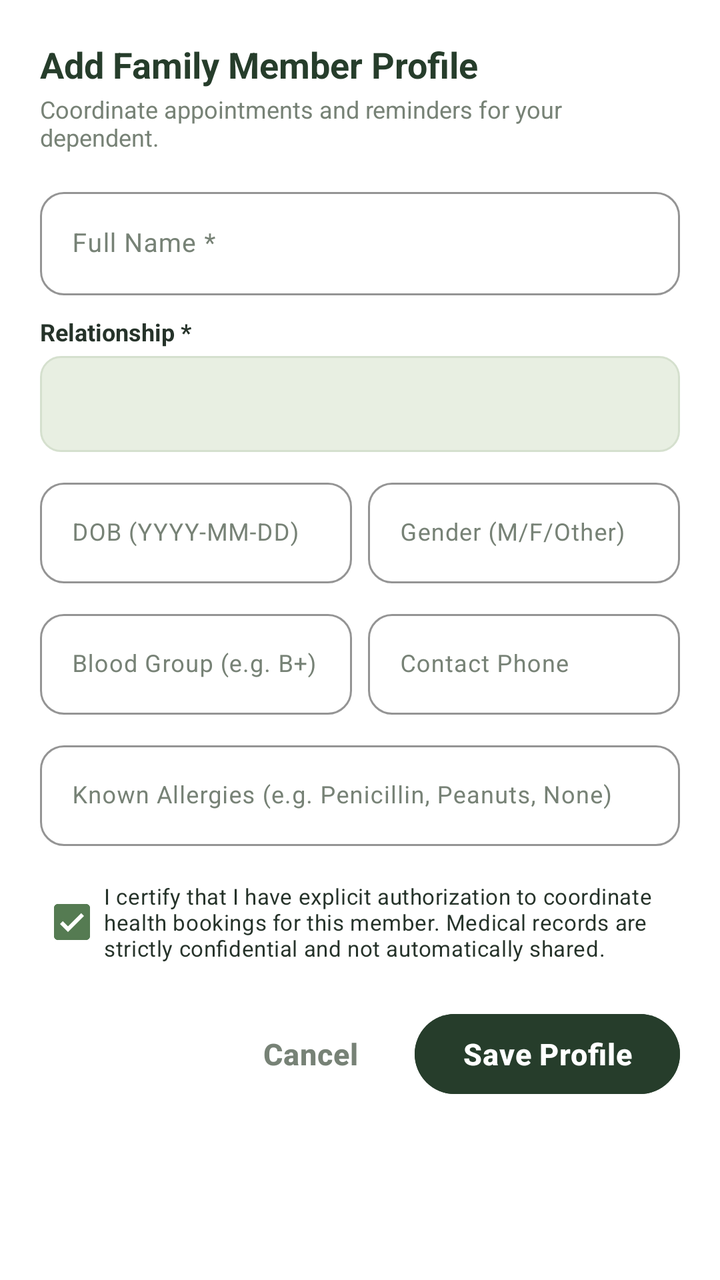
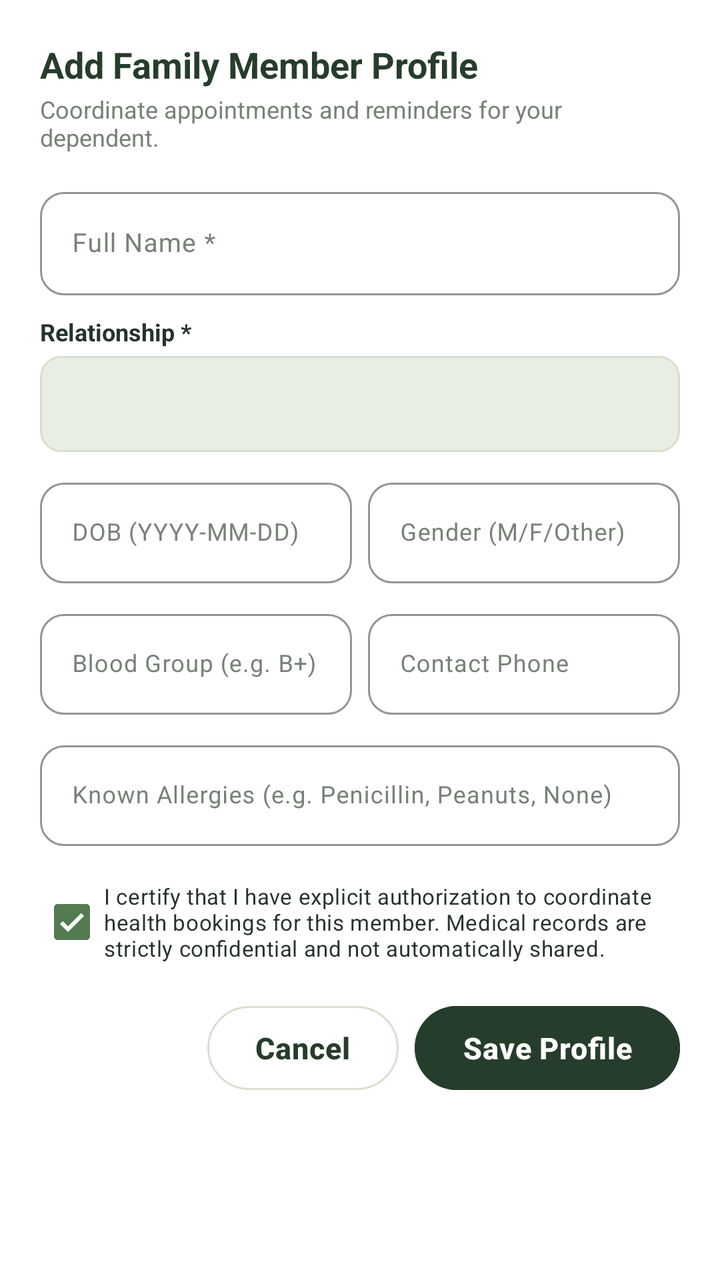

Two renders of the same Android screen: before a commit and after it. Below are the layout's source before the change and the commit's diff.
<!-- AndroidManifest.xml: application theme Theme.AROHI -->
<!-- res/layout/dialog_add_family_member.xml -->
<?xml version="1.0" encoding="utf-8"?>
<androidx.core.widget.NestedScrollView
    xmlns:android="http://schemas.android.com/apk/res/android"
    xmlns:app="http://schemas.android.com/apk/res-auto"
    android:layout_width="match_parent"
    android:layout_height="wrap_content"
    android:fillViewport="true">

    <LinearLayout
        android:layout_width="match_parent"
        android:layout_height="wrap_content"
        android:orientation="vertical"
        android:padding="20dp"
        android:background="@color/white">

        <TextView
            android:layout_width="wrap_content"
            android:layout_height="wrap_content"
            android:text="Add Family Member Profile"
            android:textColor="@color/deep_forest_green"
            android:textSize="18sp"
            android:textStyle="bold" />

        <TextView
            android:layout_width="wrap_content"
            android:layout_height="wrap_content"
            android:layout_marginTop="2dp"
            android:text="Coordinate appointments and reminders for your dependent."
            android:textColor="@color/text_secondary"
            android:textSize="12sp" />

        
        <com.google.android.material.textfield.TextInputLayout
            style="@style/Widget.Material3.TextInputLayout.OutlinedBox"
            android:layout_width="match_parent"
            android:layout_height="wrap_content"
            android:layout_marginTop="14dp"
            app:boxStrokeColor="@color/border_focused">

            <com.google.android.material.textfield.TextInputEditText
                android:id="@+id/etFamilyFullName"
                android:layout_width="match_parent"
                android:layout_height="wrap_content"
                android:hint="Full Name *"
                android:inputType="textPersonName"
                android:textSize="13sp" />
        </com.google.android.material.textfield.TextInputLayout>

        
        <TextView
            android:layout_width="wrap_content"
            android:layout_height="wrap_content"
            android:layout_marginTop="10dp"
            android:text="Relationship *"
            android:textColor="@color/text_primary"
            android:textSize="12sp"
            android:textStyle="bold" />

        <Spinner
            android:id="@+id/spinnerRelationship"
            android:layout_width="match_parent"
            android:layout_height="48dp"
            android:layout_marginTop="4dp"
            android:background="@drawable/bg_card_subtle"
            android:paddingHorizontal="10dp" />

        
        <LinearLayout
            android:layout_width="match_parent"
            android:layout_height="wrap_content"
            android:layout_marginTop="10dp"
            android:orientation="horizontal">

            <com.google.android.material.textfield.TextInputLayout
                style="@style/Widget.Material3.TextInputLayout.OutlinedBox"
                android:layout_width="0dp"
                android:layout_height="wrap_content"
                android:layout_weight="1"
                app:boxStrokeColor="@color/border_focused">

                <com.google.android.material.textfield.TextInputEditText
                    android:id="@+id/etFamilyDob"
                    android:layout_width="match_parent"
                    android:layout_height="wrap_content"
                    android:hint="DOB (YYYY-MM-DD)"
                    android:inputType="date"
                    android:textSize="12sp" />
            </com.google.android.material.textfield.TextInputLayout>

            <com.google.android.material.textfield.TextInputLayout
                style="@style/Widget.Material3.TextInputLayout.OutlinedBox"
                android:layout_width="0dp"
                android:layout_height="wrap_content"
                android:layout_marginStart="8dp"
                android:layout_weight="1"
                app:boxStrokeColor="@color/border_focused">

                <com.google.android.material.textfield.TextInputEditText
                    android:id="@+id/etFamilyGender"
                    android:layout_width="match_parent"
                    android:layout_height="wrap_content"
                    android:hint="Gender (M/F/Other)"
                    android:inputType="text"
                    android:textSize="12sp" />
            </com.google.android.material.textfield.TextInputLayout>
        </LinearLayout>

        
        <LinearLayout
            android:layout_width="match_parent"
            android:layout_height="wrap_content"
            android:layout_marginTop="10dp"
            android:orientation="horizontal">

            <com.google.android.material.textfield.TextInputLayout
                style="@style/Widget.Material3.TextInputLayout.OutlinedBox"
                android:layout_width="0dp"
                android:layout_height="wrap_content"
                android:layout_weight="1"
                app:boxStrokeColor="@color/border_focused">

                <com.google.android.material.textfield.TextInputEditText
                    android:id="@+id/etFamilyBloodGroup"
                    android:layout_width="match_parent"
                    android:layout_height="wrap_content"
                    android:hint="Blood Group (e.g. B+)"
                    android:inputType="textCapCharacters"
                    android:textSize="12sp" />
            </com.google.android.material.textfield.TextInputLayout>

            <com.google.android.material.textfield.TextInputLayout
                style="@style/Widget.Material3.TextInputLayout.OutlinedBox"
                android:layout_width="0dp"
                android:layout_height="wrap_content"
                android:layout_marginStart="8dp"
                android:layout_weight="1"
                app:boxStrokeColor="@color/border_focused">

                <com.google.android.material.textfield.TextInputEditText
                    android:id="@+id/etFamilyPhone"
                    android:layout_width="match_parent"
                    android:layout_height="wrap_content"
                    android:hint="Contact Phone"
                    android:inputType="phone"
                    android:textSize="12sp" />
            </com.google.android.material.textfield.TextInputLayout>
        </LinearLayout>

        
        <com.google.android.material.textfield.TextInputLayout
            style="@style/Widget.Material3.TextInputLayout.OutlinedBox"
            android:layout_width="match_parent"
            android:layout_height="wrap_content"
            android:layout_marginTop="10dp"
            app:boxStrokeColor="@color/border_focused">

            <com.google.android.material.textfield.TextInputEditText
                android:id="@+id/etFamilyAllergies"
                android:layout_width="match_parent"
                android:layout_height="wrap_content"
                android:hint="Known Allergies (e.g. Penicillin, Peanuts, None)"
                android:inputType="text"
                android:textSize="12sp" />
        </com.google.android.material.textfield.TextInputLayout>

        
        <CheckBox
            android:id="@+id/cbExplicitAuthorization"
            android:layout_width="match_parent"
            android:layout_height="wrap_content"
            android:layout_marginTop="14dp"
            android:checked="true"
            android:text="I certify that I have explicit authorization to coordinate health bookings for this member. Medical records are strictly confidential and not automatically shared."
            android:textColor="@color/text_primary"
            android:textSize="11sp" />

        
        <LinearLayout
            android:layout_width="match_parent"
            android:layout_height="wrap_content"
            android:layout_marginTop="18dp"
            android:orientation="horizontal"
            android:gravity="end">

            <com.google.android.material.button.MaterialButton
                android:id="@+id/btnCancelFamilyDialog"
                style="@style/Widget.Material3.Button.TextButton"
                android:layout_width="wrap_content"
                android:layout_height="wrap_content"
                android:text="Cancel"
                android:textColor="@color/text_secondary" />

            <com.google.android.material.button.MaterialButton
                android:id="@+id/btnSaveFamilyMember"
                style="@style/Widget.Material3.Button"
                android:layout_width="wrap_content"
                android:layout_height="wrap_content"
                android:layout_marginStart="8dp"
                android:backgroundTint="@color/deep_forest_green"
                android:text="Save Profile"
                android:textColor="@color/white" />
        </LinearLayout>
    </LinearLayout>
</androidx.core.widget.NestedScrollView>
<!-- resources referenced by this layout -->
<resources>
  <style name="Theme.AROHI" parent="Theme.Material3.Light.NoActionBar">
          
          <item name="colorPrimary">@color/primary_moss_green</item>
          <item name="colorOnPrimary">@color/white</item>
          <item name="colorPrimaryContainer">@color/pale_mint</item>
          <item name="colorOnPrimaryContainer">@color/deep_forest_green</item>
  
          <item name="colorSecondary">@color/secondary_sage</item>
          <item name="colorOnSecondary">@color/white</item>
          <item name="colorSecondaryContainer">@color/soft_sage</item>
          <item name="colorOnSecondaryContainer">@color/deep_forest_green</item>
  
          <item name="colorTertiary">@color/deep_forest_green</item>
          <item name="colorOnTertiary">@color/white</item>
  
          <item name="colorError">@color/status_emergency</item>
          <item name="colorOnError">@color/white</item>
          <item name="colorErrorContainer">@color/status_emergency_bg</item>
          <item name="colorOnErrorContainer">@color/status_emergency</item>
  
          
          <item name="android:windowBackground">@color/warm_ivory</item>
          <item name="android:colorBackground">@color/warm_ivory</item>
          <item name="colorSurface">@color/surface_card</item>
          <item name="colorOnSurface">@color/text_primary</item>
          <item name="colorSurfaceVariant">@color/pale_mint</item>
          <item name="colorOnSurfaceVariant">@color/text_secondary</item>
          <item name="colorOutline">@color/border_stroke</item>
  
          
          <item name="android:statusBarColor">@color/deep_forest_green</item>
          <item name="android:navigationBarColor">@color/warm_ivory</item>
          <item name="android:windowLightStatusBar">false</item>
  
          
          <item name="materialButtonStyle">@style/Widget.AROHI.Button.Primary</item>
          <item name="textInputStyle">@style/Widget.AROHI.TextInputLayout</item>
          <item name="materialCardViewStyle">@style/Widget.AROHI.Card</item>
      </style>
  <!-- unchanged entries left out for length: 24 -->
</resources>

<!-- the commit's change to res/layout/dialog_add_family_member.xml (unified diff, before → after) -->
@@ -184,21 +184,29 @@
 
             <com.google.android.material.button.MaterialButton
                 android:id="@+id/btnCancelFamilyDialog"
-                style="@style/Widget.Material3.Button.TextButton"
+                style="@style/Widget.Material3.Button.OutlinedButton"
                 android:layout_width="wrap_content"
-                android:layout_height="wrap_content"
+                android:layout_height="42dp"
+                android:insetTop="0dp"
+                android:insetBottom="0dp"
                 android:text="Cancel"
-                android:textColor="@color/text_secondary" />
+                android:textColor="@color/deep_forest_green"
+                app:cornerRadius="21dp"
+                app:strokeColor="@color/border_stroke"
+                app:strokeWidth="1dp" />
 
             <com.google.android.material.button.MaterialButton
                 android:id="@+id/btnSaveFamilyMember"
                 style="@style/Widget.Material3.Button"
                 android:layout_width="wrap_content"
-                android:layout_height="wrap_content"
+                android:layout_height="42dp"
                 android:layout_marginStart="8dp"
+                android:insetTop="0dp"
+                android:insetBottom="0dp"
                 android:backgroundTint="@color/deep_forest_green"
                 android:text="Save Profile"
-                android:textColor="@color/white" />
+                android:textColor="@color/white"
+                app:cornerRadius="21dp" />
         </LinearLayout>
     </LinearLayout>
 </androidx.core.widget.NestedScrollView>
<!-- resource entries referenced after the edit -->
@@ -38,6 +38,39 @@
           <item name="materialButtonStyle">@style/Widget.AROHI.Button.Primary</item>
           <item name="textInputStyle">@style/Widget.AROHI.TextInputLayout</item>
           <item name="materialCardViewStyle">@style/Widget.AROHI.Card</item>
+          <item name="materialAlertDialogTheme">@style/ThemeOverlay.AROHI.MaterialAlertDialog</item>
+          <item name="alertDialogTheme">@style/ThemeOverlay.AROHI.MaterialAlertDialog</item>
+      </style>
+  <style name="ThemeOverlay.AROHI.MaterialAlertDialog" parent="ThemeOverlay.Material3.MaterialAlertDialog">
+          <item name="buttonBarPositiveButtonStyle">@style/Widget.AROHI.Dialog.Button.Positive</item>
+          <item name="buttonBarNegativeButtonStyle">@style/Widget.AROHI.Dialog.Button.Negative</item>
+          <item name="buttonBarNeutralButtonStyle">@style/Widget.AROHI.Dialog.Button.Negative</item>
+          <item name="shapeAppearanceOverlay">@style/ShapeAppearance.AROHI.Dialog</item>
+      </style>
+  <style name="Widget.AROHI.Dialog.Button.Positive" parent="Widget.Material3.Button">
+          <item name="android:textColor">@color/white</item>
+          <item name="android:textSize">13sp</item>
+          <item name="android:textStyle">bold</item>
+          <item name="android:minHeight">38dp</item>
+          <item name="android:insetTop">0dp</item>
+          <item name="android:insetBottom">0dp</item>
+          <item name="backgroundTint">@color/primary_moss_green</item>
+          <item name="cornerRadius">19dp</item>
+      </style>
+  <style name="Widget.AROHI.Dialog.Button.Negative" parent="Widget.Material3.Button.OutlinedButton">
+          <item name="android:textColor">@color/deep_forest_green</item>
+          <item name="android:textSize">13sp</item>
+          <item name="android:textStyle">bold</item>
+          <item name="android:minHeight">38dp</item>
+          <item name="android:insetTop">0dp</item>
+          <item name="android:insetBottom">0dp</item>
+          <item name="backgroundTint">@color/surface_card</item>
+          <item name="strokeColor">@color/border_stroke</item>
+          <item name="strokeWidth">1dp</item>
+          <item name="cornerRadius">19dp</item>
+      </style>
+  <style name="ShapeAppearance.AROHI.Dialog" parent="ShapeAppearance.Material3.Corner.Medium">
+          <item name="cornerSize">16dp</item>
       </style>
   <!-- unchanged entries left out for length: 24 -->
 </resources>
